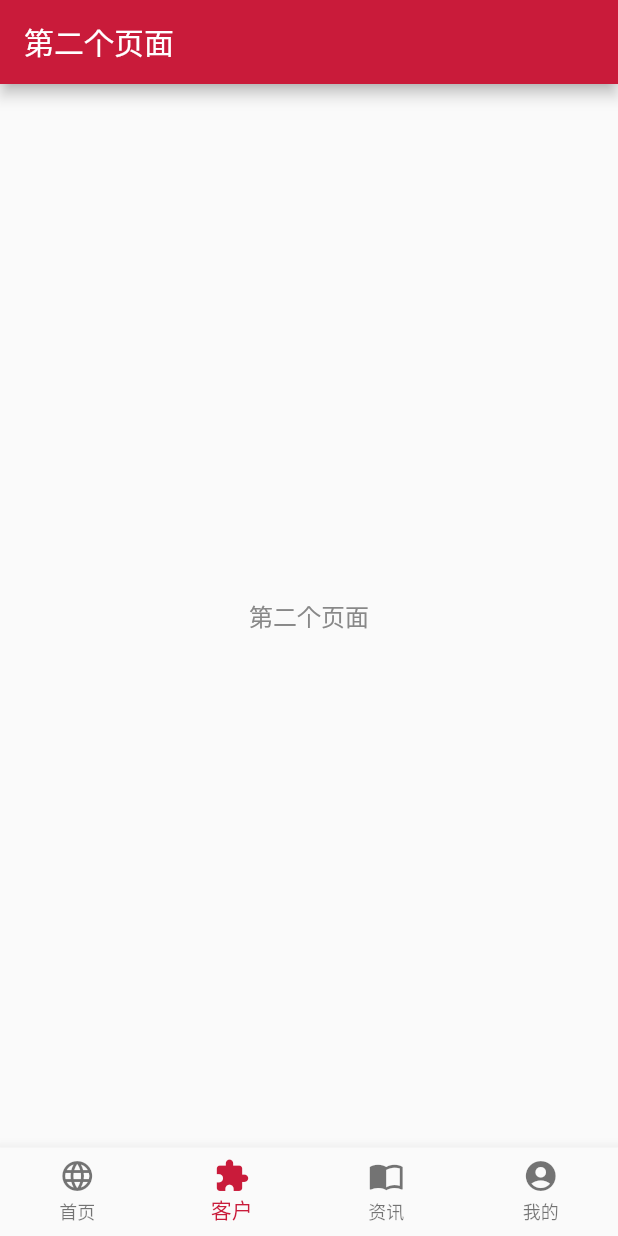
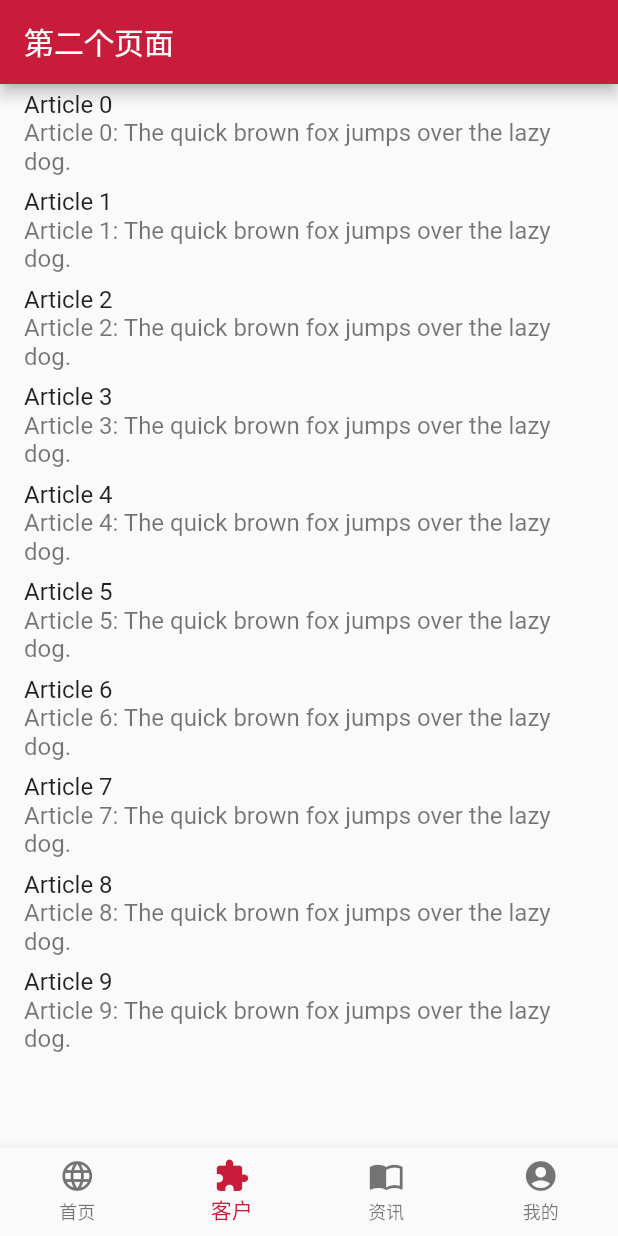
Before and after one commit to zhoujian521/flutter_base, a Flutter app: the screen it shows after launch, item 2 of the bottom bar chosen, on a phone screen of 412 x 824 dp. Run offline on Flutter 3.47's test engine with Material 2 defaults, Android fonts, the phone set to English and light mode, and no system bars; network calls fail.

```diff
--- /dev/null
+++ b/lib/model/article.dart
@@ -0,0 +1,10 @@
+class Article {
+  final String title;
+  final String content;
+
+  Article({this.title, this.content});
+  Article.fromJson(Map<String, dynamic> json)
+      : title = json['title'],
+        content = json['content'];
+  Map<String, dynamic> toJson() => {'title': title, 'email': content};
+}
--- a/lib/views/second/second.dart
+++ b/lib/views/second/second.dart
@@ -1,4 +1,6 @@
 import 'package:flutter/material.dart';
+import 'package:flutter_base/model/article.dart';
+import 'package:flutter_base/views/second/content.dart';
 
 class Second extends StatefulWidget {
   @override
@@ -8,6 +10,26 @@ class Second extends StatefulWidget {
 }
 
 class _SecondState extends State<Second> {
+  final List<Article> articles = new List.generate(
+    10,
+    (i) => new Article(
+      title: 'Article $i',
+      content: 'Article $i: The quick brown fox jumps over the lazy dog.',
+    ),
+  );
+
+  void onTapItem(BuildContext context, int index) async {
+    String res = await Navigator.push(
+      context,
+      MaterialPageRoute(
+        builder: (context) => new ContentScreen(
+          article: articles[index],
+        ),
+      ),
+    );
+    print(res);
+  }
+
   @override
   Widget build(BuildContext context) {
     return new Scaffold(
@@ -15,7 +37,19 @@ class _SecondState extends State<Second> {
         title: new Text('第二个页面'),
       ),
       body: new Center(
-        child: new Text('第二个页面'),
+        child: new ListView.builder(
+          itemCount: articles.length,
+          itemBuilder: (BuildContext context, int index) {
+            var item = articles[index];
+            return ListTile(
+              title: new Text(item.title),
+              subtitle: new Text(item.content),
+              onTap: () {
+                onTapItem(context, index);
+              },
+            );
+          },
+        ),
       ),
     );
   }
```
Also changed, not shown: lib/views/second/content.dart (added, +36 -0 lines).
